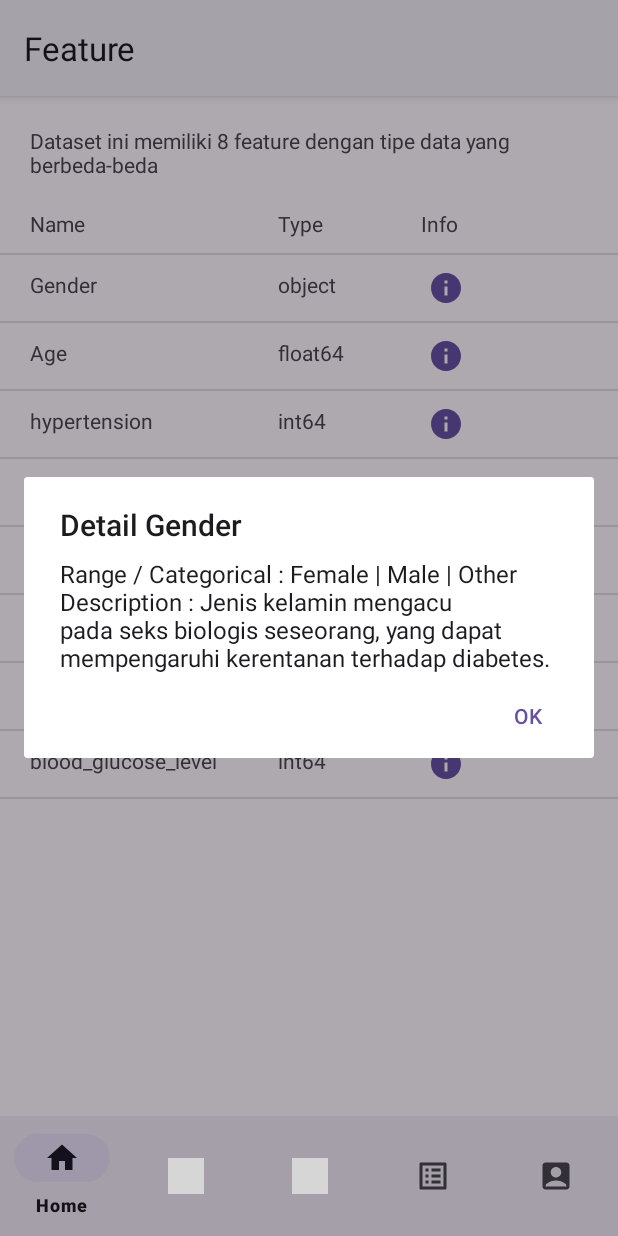
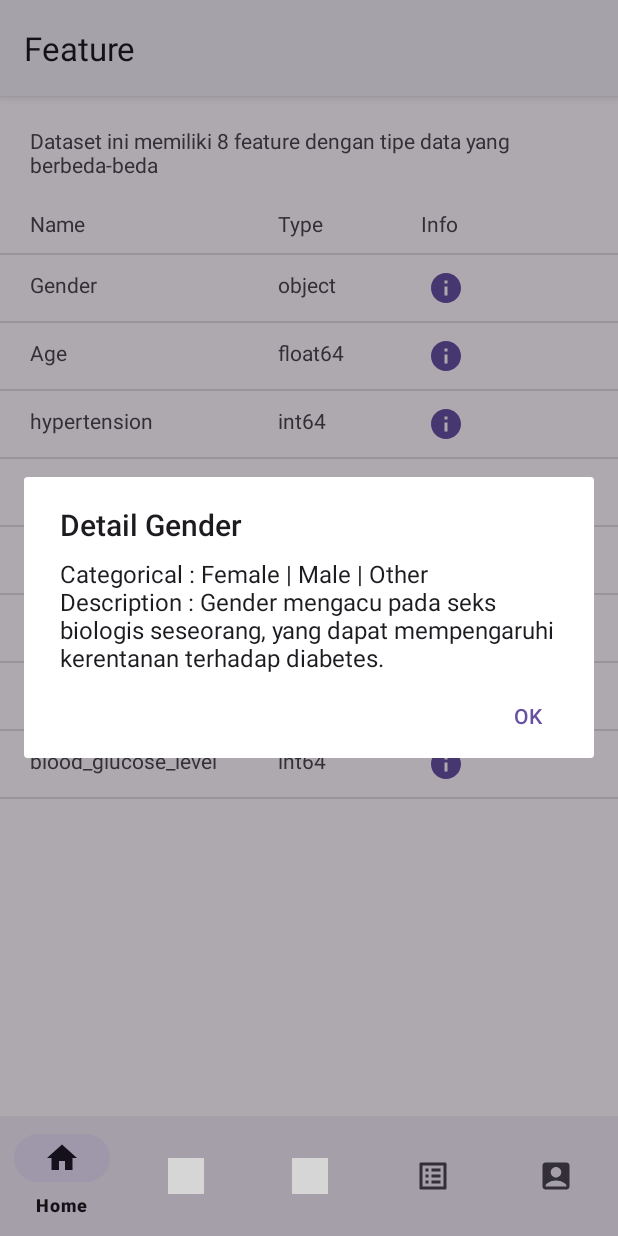
Before and after one commit to irgiys/diapred-app, an Android app: the FeatureFragment screen opened through its navigation route, after a tap on an icon or button, on a phone screen of 412 x 824 dp. Run offline under Robolectric (Android 15) with nearby library versions, the phone set to English and light mode, and no system bars; our stand-ins replace navigation-ui; 5 statements that could not run were skipped; grey boxes are pictures that could not be loaded.

Commit message:
update feature fragment

```diff
--- a/app/src/main/java/com/irgiys/diabpred1/ui/adapter/FeatureViewAdapter.kt
+++ b/app/src/main/java/com/irgiys/diabpred1/ui/adapter/FeatureViewAdapter.kt
@@ -10,9 +10,11 @@ import androidx.recyclerview.widget.RecyclerView
 import com.irgiys.diabpred1.R
 import com.irgiys.diabpred1.model.FeatureItemModel
 
-class FeatureViewAdapter(private val featureList: List<FeatureItemModel>) : RecyclerView.Adapter<FeatureViewAdapter.ViewHolder>() {
+class FeatureViewAdapter(private val featureList: List<FeatureItemModel>) :
+    RecyclerView.Adapter<FeatureViewAdapter.ViewHolder>() {
     override fun onCreateViewHolder(parent: ViewGroup, viewType: Int): ViewHolder {
-        val view: View = LayoutInflater.from(parent.context).inflate(R.layout.item_feature, parent, false)
+        val view: View =
+            LayoutInflater.from(parent.context).inflate(R.layout.item_feature, parent, false)
         return ViewHolder(view)
 
     }
@@ -30,7 +32,7 @@ class FeatureViewAdapter(private val featureList: List<FeatureItemModel>) : Recy
         } else {
             holder.apply {
                 val feature = featureList[rowPos - 1]
-
+                val rangeOrCategory = if (feature.type == "object") "Categorical" else "Range"
                 featureName.text = feature.name
                 featureType.text = feature.type
                 featureInfo.visibility = View.GONE
@@ -40,14 +42,13 @@ class FeatureViewAdapter(private val featureList: List<FeatureItemModel>) : Recy
                     val context = holder.itemView.context
                     val dialog = AlertDialog.Builder(context)
                         .setTitle("Detail ${feature.name}")
-                        .setMessage("Range / Categorical : ${feature.minMax} \nDescription : ${feature.description}")
+                        .setMessage("${rangeOrCategory} : ${feature.minMax} \nDescription : ${feature.description}")
                         .setPositiveButton("OK", null)
                         .create()
                     dialog.show()
                 }
             }
         }
-
     }
 
     inner class ViewHolder(view: View) : RecyclerView.ViewHolder(view) {
--- a/app/src/main/java/com/irgiys/diabpred1/ui/fragment/FeatureFragment.kt
+++ b/app/src/main/java/com/irgiys/diabpred1/ui/fragment/FeatureFragment.kt
@@ -41,14 +41,14 @@ class FeatureFragment : Fragment() {
     }
 
     private val featureItems = ArrayList<FeatureItemModel>().apply {
-        add(FeatureItemModel("Gender", "object", "Female | Male | Other", "Jenis kelamin mengacu pada seks biologis seseorang, yang dapat mempengaruhi kerentanan terhadap diabetes."))
-        add(FeatureItemModel("Age", "float64", "0.08-80", "Usia adalah faktor penting karena diabetes lebih sering didiagnosis pada orang dewasa yang lebih tua."))
-        add(FeatureItemModel("hypertension", "int64", "0-1", "Hipertensi adalah kondisi medis di mana tekanan darah di arteri terus-menerus tinggi. Nilainya 0 atau 1, di mana 0 menunjukkan tidak memiliki hipertensi dan 1 berarti memiliki hipertensi."))
-        add(FeatureItemModel("heart_disease", "int64", "0-1", "Penyakit jantung adalah kondisi medis lain yang terkait dengan peningkatan risiko diabetes. Nilainya 0 atau 1, di mana 0 menunjukkan tidak memiliki penyakit jantung dan 1 berarti memiliki penyakit jantung."))
-        add(FeatureItemModel("smoking_history", "object", "No Info | Not Current | Never | Former | Current", "Riwayat merokok juga dianggap sebagai faktor risiko diabetes dan dapat memperburuk komplikasi yang terkait dengan diabetes. Dalam dataset kami, terdapat 5 kategori: tidak saat ini, mantan perokok, tidak ada info, perokok saat ini, tidak pernah, dan pernah."))
-        add(FeatureItemModel("bmi", "float64", "10-95.7", "0"))
-        add(FeatureItemModel("HbA1c_level", "float64", "3.5-9", "1"))
-        add(FeatureItemModel("blood_glucose_level", "int64", "80-300", "0"))
+        add(FeatureItemModel("Gender", "object", "Female | Male | Other", "Gender mengacu pada seks biologis seseorang, yang dapat mempengaruhi kerentanan terhadap diabetes."))
+        add(FeatureItemModel("Age", "float64", "0.08-80", "Age (umur) adalah faktor penting karena diabetes lebih sering didiagnosis pada orang dewasa yang lebih tua."))
+        add(FeatureItemModel("hypertension", "int64", "0-1", "Hypertension adalah kondisi medis di mana tekanan darah di arteri terus-menerus tinggi. Nilainya 0 atau 1, di mana 0 menunjukkan tidak memiliki hipertensi dan 1 berarti memiliki hipertensi."))
+        add(FeatureItemModel("heart_disease", "int64", "0-1", "Heart Disease (penyakit jantung) adalah kondisi medis lain yang terkait dengan peningkatan risiko diabetes. Nilainya 0 atau 1, di mana 0 menunjukkan tidak memiliki penyakit jantung dan 1 berarti memiliki penyakit jantung."))
+        add(FeatureItemModel("smoking_history", "object", "No Info | Not Current | Never | Former | Current", "Smoking history (riwayat merokok) dianggap sebagai faktor risiko diabetes dan dapat memperburuk komplikasi yang terkait dengan diabetes."))
+        add(FeatureItemModel("bmi", "float64", "10-95.7", "BMI (Indeks Massa Tubuh) adalah ukuran lemak tubuh berdasarkan berat dan tinggi. Nilai BMI yang lebih tinggi terkait dengan risiko diabetes yang lebih tinggi."))
+        add(FeatureItemModel("HbA1c_level", "float64", "3.5-9", "HbA1c level (hemoglobin A1c) mengukur rata-rata kadar gula darah seseorang selama 2-3 bulan terakhir. Tingkat yang lebih tinggi menunjukkan risiko lebih besar untuk mengembangkan diabetes. Biasanya, HbA1c lebih dari 6.5% menunjukkan diabetes."))
+        add(FeatureItemModel("blood_glucose_level", "int64", "80-300", "Blood glucose level (tingkat glukosa darah) mengacu pada jumlah glukosa dalam aliran darah pada suatu waktu tertentu. Tingkat glukosa darah yang tinggi adalah indikator utama diabetes."))
     }
 
 }
--- /dev/null
+++ b/app/src/main/res/drawable/my_tick_mark.xml
@@ -0,0 +1,4 @@
+<shape xmlns:android="http://schemas.android.com/apk/res/android" android:shape="oval">
+    <solid android:color="?attr/colorPrimary" />
+    <size android:width="8dp" android:height="8dp" />
+</shape>
```
Also changed, not shown: app/src/main/java/com/irgiys/diabpred1/ui/activity/PredictActivity.kt (+19 -46 lines), app/src/main/java/com/irgiys/diabpred1/utils/InputFilterMinMax.kt (added, +34 -0 lines), app/src/main/java/com/irgiys/diabpred1/utils/inputConversion.kt (+13 -1 lines), app/src/main/res/layout/activity_predict.xml (+18 -9 lines), 2 other files.
